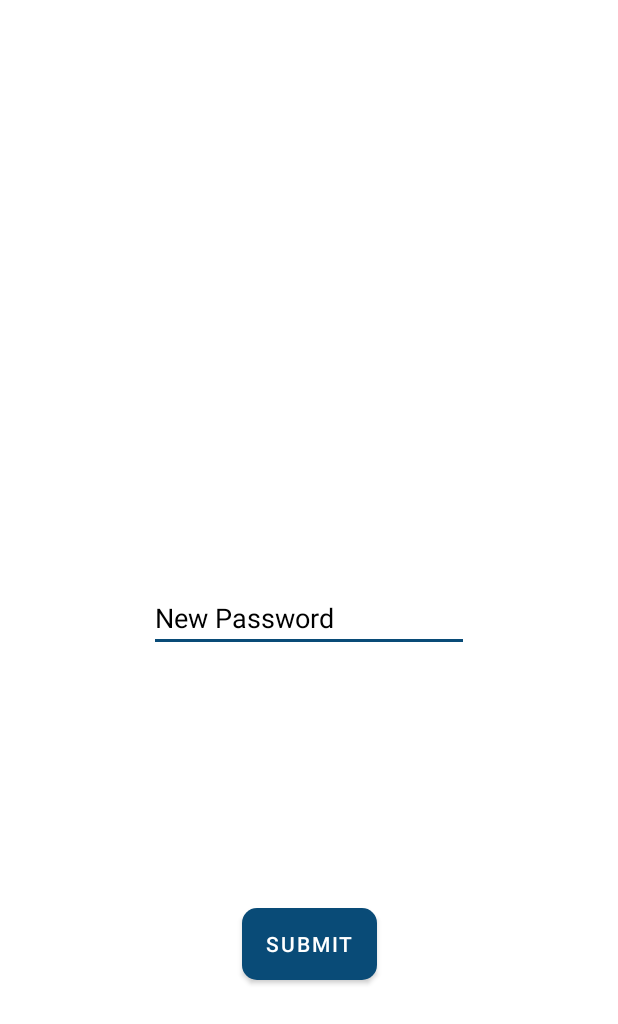
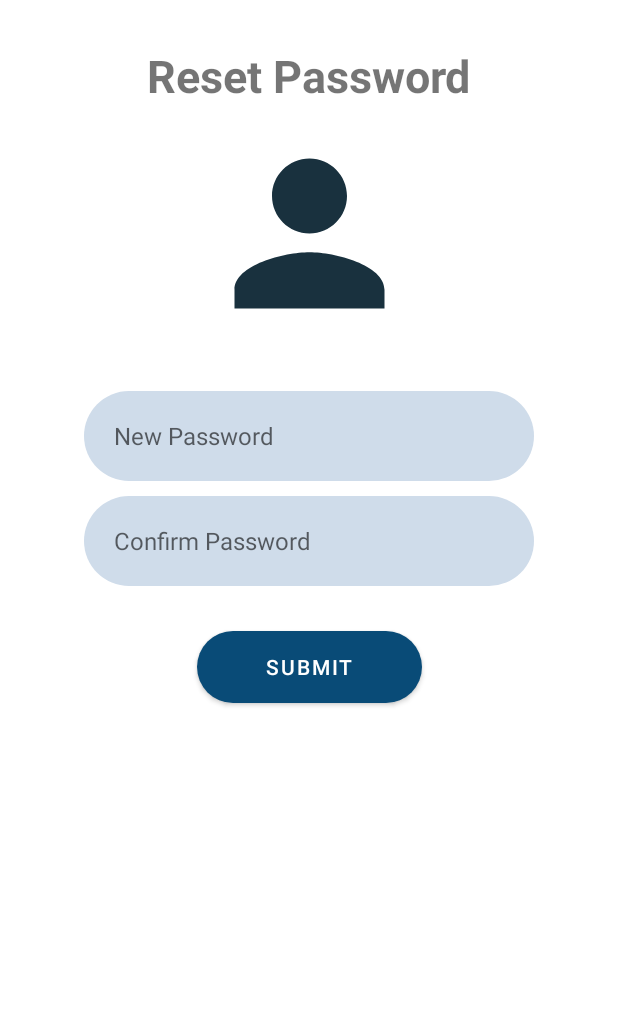
Before and after one commit to KuldeepSahu009/Hapini-v.1.0.2---Android-Project, an Android app: the layout activity_newpassword.xml on its own in the app's theme, with its tools: preview values and no code run, on a phone screen of 412 x 824 dp. Shown: the top 1024 px of the screen. Run offline under Robolectric (Android 15) with nearby library versions, the phone set to English and light mode, and no system bars.

Commit message:
suyash shukla 12/07/2021 11:08 1.Compiled everything in package.

```diff
--- a/app/build.gradle
+++ b/app/build.gradle
@@ -39,6 +39,9 @@ dependencies {
     implementation 'androidx.navigation:navigation-fragment:2.3.5'
     implementation 'androidx.navigation:navigation-ui:2.3.5'
     implementation 'androidx.legacy:legacy-support-v4:1.0.0'
+    implementation 'de.hdodenhof:circleimageview:3.1.0'
+    def lottieVersion = "3.6.0"
+    implementation "com.airbnb.android:lottie:$lottieVersion"
     implementation 'org.jetbrains:annotations:15.0'
     testImplementation 'junit:junit:4.+'
     androidTestImplementation 'androidx.test.ext:junit:1.1.3'
--- a/app/src/main/java/com/crm/pvt/hapinicrm/confirmotp.java
+++ b/app/src/main/java/com/crm/pvt/hapinicrm/resetpassword/confirmotp.java
@@ -1,4 +1,4 @@
-package com.crm.pvt.hapinicrm;
+package com.crm.pvt.hapinicrm.resetpassword;
 
 import androidx.appcompat.app.AppCompatActivity;
 
@@ -7,7 +7,8 @@ import android.os.Bundle;
 import android.view.View;
 import android.widget.Button;
 import android.widget.EditText;
-import android.widget.Toast;
+
+import com.crm.pvt.hapinicrm.R;
 
 public class confirmotp extends AppCompatActivity {
 Button confirmotpfromforgotpassword;
--- a/app/src/main/java/com/crm/pvt/hapinicrm/splashscreen.java
+++ b/app/src/main/java/com/crm/pvt/hapinicrm/splashscreen.java
@@ -5,6 +5,9 @@ import androidx.appcompat.app.AppCompatActivity;
 import android.content.Intent;
 import android.os.Bundle;
 import android.os.Handler;
+
+import com.crm.pvt.hapinicrm.user.userlogin;
+import com.crm.pvt.hapinicrm.user.workselect;
 
 public class splashscreen extends AppCompatActivity {
     private final int SPLASH_TIME_OUT=6500;
@@ -15,7 +18,7 @@ public class splashscreen extends AppCompatActivity {
         new Handler().postDelayed(new Runnable() {
             @Override
             public void run() {
-                Intent intent=new Intent(splashscreen.this,MainActivity.class);
+                Intent intent=new Intent(splashscreen.this, MainActivity.class);
                 startActivity(intent);
             }
         },SPLASH_TIME_OUT);
--- /dev/null
+++ b/app/src/main/res/drawable/ic_person.xml
@@ -0,0 +1,5 @@
+<vector android:height="24dp" android:tint="#19313E"
+    android:viewportHeight="24" android:viewportWidth="24"
+    android:width="24dp" xmlns:android="http://schemas.android.com/apk/res/android">
+    <path android:fillColor="@android:color/white" android:pathData="M12,12c2.21,0 4,-1.79 4,-4s-1.79,-4 -4,-4 -4,1.79 -4,4 1.79,4 4,4zM12,14c-2.67,0 -8,1.34 -8,4v2h16v-2c0,-2.66 -5.33,-4 -8,-4z"/>
+</vector>
--- a/app/src/main/res/layout/activity_newpassword.xml
+++ b/app/src/main/res/layout/activity_newpassword.xml
@@ -4,31 +4,70 @@
     xmlns:tools="http://schemas.android.com/tools"
     android:layout_width="match_parent"
     android:layout_height="match_parent"
-    tools:context=".newpassword">
+>
 
-    <EditText
-        android:id="@+id/getnewpassword"
+    <TextView
+        android:id="@+id/tvResetPassword"
         android:layout_width="wrap_content"
         android:layout_height="wrap_content"
-        android:ems="10"
-        android:hint="New Password"
-        android:inputType="textPassword"
-        android:textColor="#000000"
-        android:textColorHint="#000000"
-        android:textSize="18dp"
-        app:layout_constraintBottom_toBottomOf="parent"
+        android:layout_marginTop="30dp"
+        android:text="Reset Password"
+        android:textSize="30sp"
+        android:textStyle="bold"
         app:layout_constraintEnd_toEndOf="parent"
         app:layout_constraintStart_toStartOf="parent"
         app:layout_constraintTop_toTopOf="parent" />
 
-    <Button
-        android:id="@+id/savenewpassword"
-        android:layout_width="wrap_content"
-        android:layout_height="wrap_content"
-        android:background="@drawable/buttontyype1"
-        android:text="Submit"
-        app:layout_constraintBottom_toBottomOf="parent"
+    <ImageView
+        android:id="@+id/imageView"
+        android:layout_width="150dp"
+        android:layout_height="150dp"
+        android:layout_marginTop="10dp"
+        android:src="@drawable/ic_person"
         app:layout_constraintEnd_toEndOf="parent"
         app:layout_constraintStart_toStartOf="parent"
-        app:layout_constraintTop_toBottomOf="@+id/getnewpassword" />
+        app:layout_constraintTop_toBottomOf="@+id/tvResetPassword" />
+
+    <EditText
+        android:id="@+id/etNewPassword"
+        android:layout_width="300dp"
+        android:layout_height="60dp"
+        android:layout_marginTop="30dp"
+        android:background="@drawable/bg_edit_text"
+        android:hint="New Password"
+        android:inputType="textPassword"
+        android:paddingStart="20dp"
+        android:paddingEnd="20dp"
+        android:textSize="16sp"
+        app:layout_constraintEnd_toEndOf="parent"
+        app:layout_constraintStart_toStartOf="parent"
+        app:layout_constraintTop_toBottomOf="@id/imageView" />
+
+    <EditText
+        android:id="@+id/etConfirmPassword"
+        android:layout_width="300dp"
+        android:layout_height="60dp"
+        android:layout_marginTop="10dp"
+        android:background="@drawable/bg_edit_text"
+        android:hint="Confirm Password"
+        android:inputType="textPassword"
+        android:paddingStart="20dp"
+        android:paddingEnd="20dp"
+        android:textSize="16sp"
+        app:layout_constraintEnd_toEndOf="parent"
+        app:layout_constraintStart_toStartOf="parent"
+        app:layout_constraintTop_toBottomOf="@id/etNewPassword" />
+
+    <Button
+        android:id="@+id/btnSubmit"
+        android:layout_width="150dp"
+        android:layout_height="wrap_content"
+        android:layout_marginTop="30dp"
+        android:layout_marginBottom="50dp"
+        android:background="@drawable/bg_button"
+        android:gravity="center"
+        android:text="Submit"
+        app:layout_constraintEnd_toEndOf="parent"
+        app:layout_constraintStart_toStartOf="parent"
+        app:layout_constraintTop_toBottomOf="@+id/etConfirmPassword" />
 </androidx.constraintlayout.widget.ConstraintLayout>
--- a/app/src/main/res/layout/fragment_user.xml
+++ b/app/src/main/res/layout/fragment_user.xml
@@ -4,7 +4,7 @@
     xmlns:tools="http://schemas.android.com/tools"
     android:layout_width="match_parent"
     android:layout_height="match_parent"
-    tools:context=".ui.user.UserFragment">
+>
 
 
     <ImageView
```
Also changed, not shown: app/src/main/AndroidManifest.xml (+13 -1 lines), app/src/main/java/com/crm/pvt/hapinicrm/MainActivity.java (added, +45 -0 lines), app/src/main/java/com/crm/pvt/hapinicrm/MainActivity2.java (deleted, +0 -14 lines), app/src/main/java/com/crm/pvt/hapinicrm/resetpassword/forgetpassword.java (renamed from app/src/main/java/com/crm/pvt/hapinicrm/forgetpassword.java, +5 -3 lines), app/src/main/java/com/crm/pvt/hapinicrm/resetpassword/newpassword.java (renamed from app/src/main/java/com/crm/pvt/hapinicrm/newpassword.java, +8 -5 lines), app/src/main/java/com/crm/pvt/hapinicrm/user/userlogin.java (added, +42 -0 lines), app/src/main/java/com/crm/pvt/hapinicrm/user/usersignup.java (added, +33 -0 lines), app/src/main/java/com/crm/pvt/hapinicrm/user/workselect.java (added, +61 -0 lines), app/src/main/res/layout/activity_confirmotp.xml (+4 -4 lines), app/src/main/res/layout/activity_forgetpassword.xml (+43 -26 lines), app/src/main/res/layout/activity_userlogin.xml (added, +83 -0 lines), app/src/main/res/layout/fragment_user_signup.xml (+7 -5 lines), app/src/main/res/layout/homescreen.xml (+71 -2 lines), app/src/main/res/layout/providedservice.xml (renamed from app/src/main/res/layout/activity_main2.xml).
